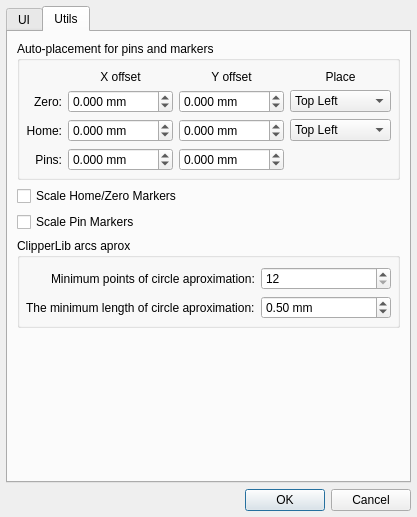
Qt form GGEasy/settingsdialog.ui (XRay3D/GERBER_X3) before a commit.
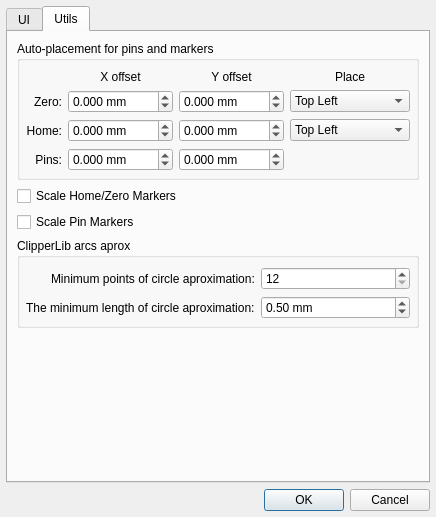
The same form after that commit. Custom widgets are drawn as their Qt base class.

The edit to the form file:
```diff
--- a/GGEasy/settingsdialog.ui
+++ b/GGEasy/settingsdialog.ui
@@ -6,7 +6,7 @@
    <rect>
     <x>0</x>
     <y>0</y>
-    <width>392</width>
+    <width>436</width>
     <height>517</height>
    </rect>
   </property>
```
Left out of the diff: 10 changed lines with no effect on the pictures.
